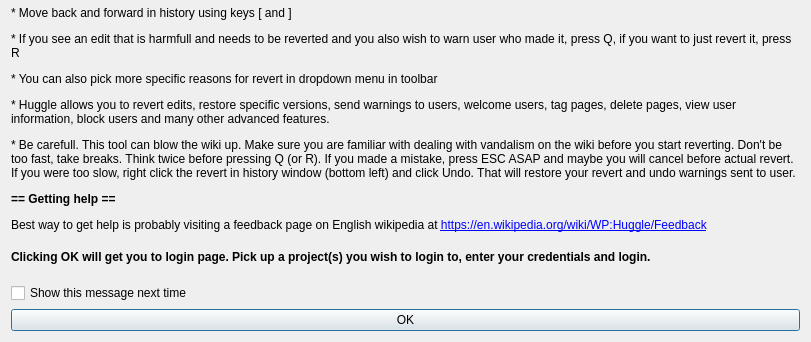
The window that src/huggle_ui/welcomeinfo.ui (huggle/huggle3-qt-lx) describes before a commit, drawn with Qt 5; both pictures show x 0 to 811 and y 430 to 772 of the 811 by 772 pixel window.
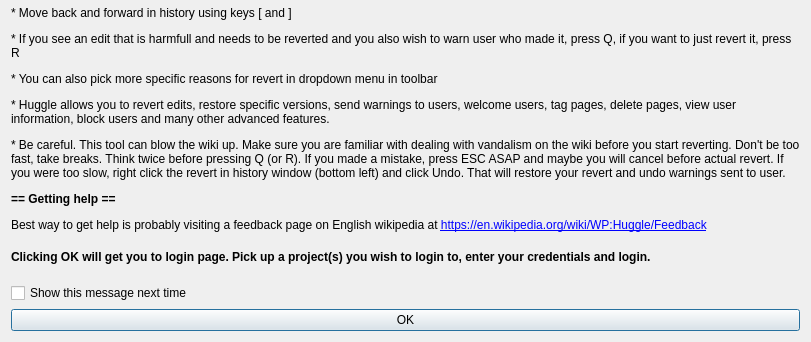
The same window after the commit. Icons and pictures are not drawn.

Patch:
```diff
--- a/src/huggle_ui/welcomeinfo.ui
+++ b/src/huggle_ui/welcomeinfo.ui
@@ -75,7 +75,7 @@
       <enum>QFrame::NoFrame</enum>
      </property>
      <property name="text">
-      <string>&lt;html&gt;&lt;head/&gt;&lt;body&gt;&lt;p&gt;Welcome! Here are some quick tips that will help you out while using this program:&lt;/p&gt;&lt;p&gt;&lt;span style=&quot; font-weight:600;&quot;&gt;== Login ==&lt;/span&gt;&lt;/p&gt;&lt;p&gt;We support 2 types of login. One is called &amp;quot;bot login&amp;quot;, but should be considered as application login, as it doesn't serve just for bots. That is actually a preferred one as it's generally more secure. In order to use bot login, you first need to generate it. In order to do that, visit [[Special:BotPasswords]] page on your wiki. That will get you a new special password that you will supply to Huggle instead of normal one.&lt;/p&gt;&lt;p&gt;The other supported login is a standard one, just use same username and password as you would when logging in to a wiki. Support for this login may be dropped by MediaWiki in future versions.&lt;/p&gt;&lt;p&gt;&lt;span style=&quot; font-weight:600;&quot;&gt;== Using huggle ==&lt;/span&gt;&lt;/p&gt;&lt;p&gt;Long and detailed manual is here: &lt;a href=&quot;https://www.mediawiki.org/wiki/Manual:Huggle&quot;&gt;&lt;span style=&quot; text-decoration: underline; color:#0000ff;&quot;&gt;https://www.mediawiki.org/wiki/Manual:Huggle&lt;/span&gt;&lt;/a&gt;&lt;/p&gt;&lt;p&gt;For these lazy to read it, here are few tips to get started really quickly:&lt;/p&gt;&lt;p&gt;* Huggle is a diff browser, that means it will connect to a recent changes stream and load wiki diffs into its memory. You will see pre-loaded diffs on left side in window called &amp;quot;Queue&amp;quot;&lt;/p&gt;&lt;p&gt;* Navigate to next edit in a Queue by using spacebar or click next button&lt;/p&gt;&lt;p&gt;* Move back and forward in history using keys [ and ]&lt;/p&gt;&lt;p&gt;* If you see an edit that is harmfull and needs to be reverted and you also wish to warn user who made it, press Q, if you want to just revert it, press R&lt;/p&gt;&lt;p&gt;* You can also pick more specific reasons for revert in dropdown menu in toolbar&lt;/p&gt;&lt;p&gt;* Huggle allows you to revert edits, restore specific versions, send warnings to users, welcome users, tag pages, delete pages, view user information, block users and many other advanced features.&lt;/p&gt;&lt;p&gt;* Be carefull. This tool can blow the wiki up. Make sure you are familiar with dealing with vandalism on the wiki before you start reverting. Don't be too fast, take breaks. Think twice before pressing Q (or R). If you made a mistake, press ESC ASAP and maybe you will cancel before actual revert. If you were too slow, right click the revert in history window (bottom left) and click Undo. That will restore your revert and undo warnings sent to user.&lt;/p&gt;&lt;p&gt;&lt;span style=&quot; font-weight:600;&quot;&gt;== Getting help ==&lt;/span&gt;&lt;/p&gt;&lt;p&gt;Best way to get help is probably visiting a feedback page on English wikipedia at &lt;a href=&quot;https://en.wikipedia.org/wiki/WP:HG/T&quot;&gt;&lt;span style=&quot; text-decoration: underline; color:#0000ff;&quot;&gt;https://en.wikipedia.org/wiki/WP:Huggle/Feedback&lt;/span&gt;&lt;/a&gt;&lt;/p&gt;&lt;/body&gt;&lt;/html&gt;</string>
+      <string>&lt;html&gt;&lt;head/&gt;&lt;body&gt;&lt;p&gt;Welcome! Here are some quick tips that will help you out while using this program:&lt;/p&gt;&lt;p&gt;&lt;span style=&quot; font-weight:600;&quot;&gt;== Login ==&lt;/span&gt;&lt;/p&gt;&lt;p&gt;We support 2 types of login. One is called &amp;quot;bot login&amp;quot;, but should be considered as application login, as it doesn't serve just for bots. That is actually a preferred one as it's generally more secure. In order to use bot login, you first need to generate it. In order to do that, visit [[Special:BotPasswords]] page on your wiki. That will get you a new special password that you will supply to Huggle instead of normal one.&lt;/p&gt;&lt;p&gt;The other supported login is a standard one, just use same username and password as you would when logging in to a wiki. Support for this login may be dropped by MediaWiki in future versions.&lt;/p&gt;&lt;p&gt;&lt;span style=&quot; font-weight:600;&quot;&gt;== Using huggle ==&lt;/span&gt;&lt;/p&gt;&lt;p&gt;Long and detailed manual is here: &lt;a href=&quot;https://www.mediawiki.org/wiki/Manual:Huggle&quot;&gt;&lt;span style=&quot; text-decoration: underline; color:#0000ff;&quot;&gt;https://www.mediawiki.org/wiki/Manual:Huggle&lt;/span&gt;&lt;/a&gt;&lt;/p&gt;&lt;p&gt;For these lazy to read it, here are few tips to get started really quickly:&lt;/p&gt;&lt;p&gt;* Huggle is a diff browser, that means it will connect to a recent changes stream and load wiki diffs into its memory. You will see pre-loaded diffs on left side in window called &amp;quot;Queue&amp;quot;&lt;/p&gt;&lt;p&gt;* Navigate to next edit in a Queue by using spacebar or click next button&lt;/p&gt;&lt;p&gt;* Move back and forward in history using keys [ and ]&lt;/p&gt;&lt;p&gt;* If you see an edit that is harmfull and needs to be reverted and you also wish to warn user who made it, press Q, if you want to just revert it, press R&lt;/p&gt;&lt;p&gt;* You can also pick more specific reasons for revert in dropdown menu in toolbar&lt;/p&gt;&lt;p&gt;* Huggle allows you to revert edits, restore specific versions, send warnings to users, welcome users, tag pages, delete pages, view user information, block users and many other advanced features.&lt;/p&gt;&lt;p&gt;* Be careful. This tool can blow the wiki up. Make sure you are familiar with dealing with vandalism on the wiki before you start reverting. Don't be too fast, take breaks. Think twice before pressing Q (or R). If you made a mistake, press ESC ASAP and maybe you will cancel before actual revert. If you were too slow, right click the revert in history window (bottom left) and click Undo. That will restore your revert and undo warnings sent to user.&lt;/p&gt;&lt;p&gt;&lt;span style=&quot; font-weight:600;&quot;&gt;== Getting help ==&lt;/span&gt;&lt;/p&gt;&lt;p&gt;Best way to get help is probably visiting a feedback page on English wikipedia at &lt;a href=&quot;https://en.wikipedia.org/wiki/WP:HG/T&quot;&gt;&lt;span style=&quot; text-decoration: underline; color:#0000ff;&quot;&gt;https://en.wikipedia.org/wiki/WP:Huggle/Feedback&lt;/span&gt;&lt;/a&gt;&lt;/p&gt;&lt;/body&gt;&lt;/html&gt;</string>
      </property>
      <property name="scaledContents">
       <bool>false</bool>
```
